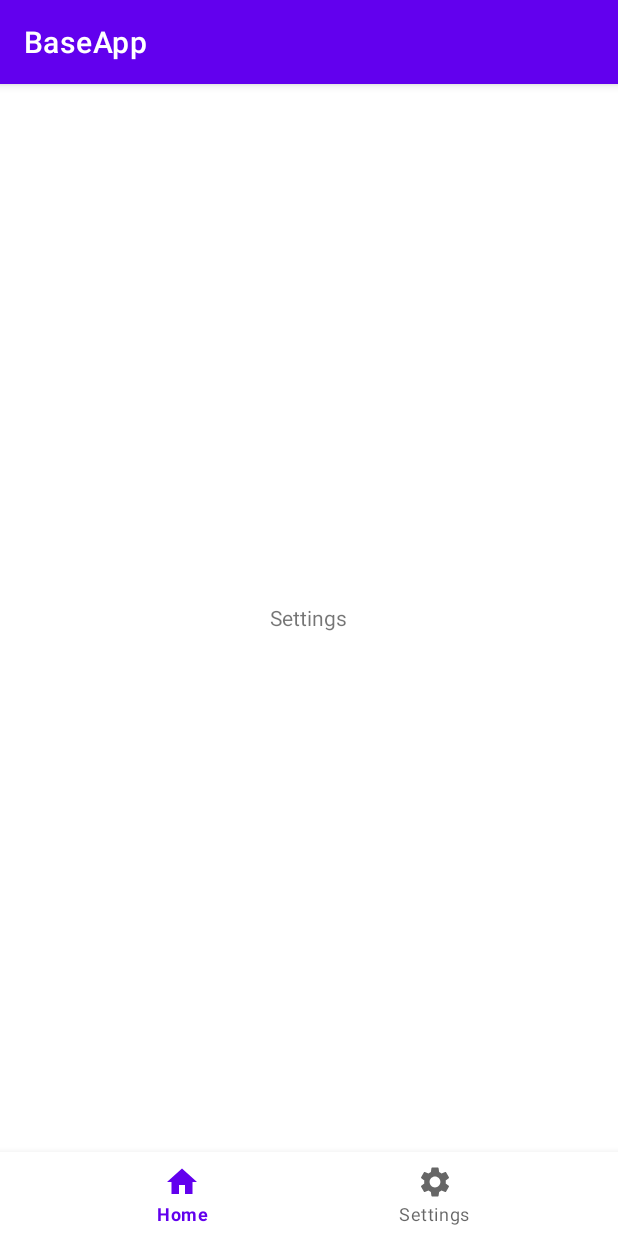
After one commit to passmanagerapp/BaseApp, an Android app: the SettingFragment screen opened through its navigation route, on a phone screen of 412 x 824 dp. The commit adds this screen. Run offline under Robolectric (Android 15) with nearby library versions, the phone set to English and light mode, and no system bars; our stand-ins replace Dagger/Hilt's generated code, data binding.

Commit message:
add bottom navigation, navigation component and 2 fragment

```diff
--- /dev/null
+++ b/app/src/main/java/com/akilincarslan/baseapp/ui/home/HomeFragment.kt
@@ -0,0 +1,20 @@
+package com.akilincarslan.baseapp.ui.home
+
+import android.os.Bundle
+import android.view.View
+import com.akilincarslan.baseapp.R
+import com.akilincarslan.baseapp.databinding.FragmentHomeBinding
+import com.akilincarslan.baseapp.ui.main.MainViewModel
+import com.akilincarslan.baseapp.utils.BaseInjectionFragment
+import dagger.hilt.android.AndroidEntryPoint
+
+@AndroidEntryPoint
+class HomeFragment : BaseInjectionFragment<FragmentHomeBinding,MainViewModel>() {
+
+    override fun getLayoutRes(): Int = R.layout.fragment_home
+    override fun getViewModelClass(): Class<MainViewModel> = MainViewModel::class.java
+
+    override fun onViewCreated(view: View, savedInstanceState: Bundle?) {
+        super.onViewCreated(view, savedInstanceState)
+    }
+}
--- a/app/src/main/java/com/akilincarslan/baseapp/ui/main/MainActivity.kt
+++ b/app/src/main/java/com/akilincarslan/baseapp/ui/main/MainActivity.kt
@@ -2,6 +2,8 @@ package com.akilincarslan.baseapp.ui.main
 
 import androidx.appcompat.app.AppCompatActivity
 import android.os.Bundle
+import androidx.navigation.NavController
+import androidx.navigation.fragment.NavHostFragment
 import com.akilincarslan.baseapp.R
 import com.akilincarslan.baseapp.databinding.ActivityMainBinding
 import com.akilincarslan.baseapp.utils.BaseInjectionActivity
@@ -11,7 +13,20 @@ import dagger.hilt.android.AndroidEntryPoint
 class MainActivity : BaseInjectionActivity<ActivityMainBinding,MainViewModel>() {
 
     override fun getLayoutRes(): Int = R.layout.activity_main
-
     override fun getViewModelClass(): Class<MainViewModel>  = MainViewModel::class.java
 
+    private lateinit var navController :NavController
+    override fun onCreate(savedInstanceState: Bundle?) {
+        super.onCreate(savedInstanceState)
+        navController = (supportFragmentManager.findFragmentById(R.id.nav_host_fragment) as NavHostFragment).navController
+        initBinding()
+    }
+
+    private fun initBinding() {
+        binding.bottomNavView.setOnItemSelectedListener {
+            navController.navigate(it.itemId)
+            return@setOnItemSelectedListener true
+        }
+    }
+
 }
--- /dev/null
+++ b/app/src/main/java/com/akilincarslan/baseapp/ui/setting/SettingFragment.kt
@@ -0,0 +1,20 @@
+package com.akilincarslan.baseapp.ui.setting
+
+import android.os.Bundle
+import android.view.View
+import com.akilincarslan.baseapp.R
+import com.akilincarslan.baseapp.databinding.FragmentSettingBinding
+import com.akilincarslan.baseapp.ui.main.MainViewModel
+import com.akilincarslan.baseapp.utils.BaseInjectionFragment
+import dagger.hilt.android.AndroidEntryPoint
+
+@AndroidEntryPoint
+class SettingFragment :BaseInjectionFragment<FragmentSettingBinding,MainViewModel>() {
+
+    override fun getLayoutRes(): Int = R.layout.fragment_setting
+    override fun getViewModelClass(): Class<MainViewModel> = MainViewModel::class.java
+
+    override fun onViewCreated(view: View, savedInstanceState: Bundle?) {
+        super.onViewCreated(view, savedInstanceState)
+    }
+}
--- /dev/null
+++ b/app/src/main/res/drawable/ic_baseline_home_24.xml
@@ -0,0 +1,5 @@
+<vector android:height="24dp" android:tint="#000000"
+    android:viewportHeight="24" android:viewportWidth="24"
+    android:width="24dp" xmlns:android="http://schemas.android.com/apk/res/android">
+    <path android:fillColor="@android:color/white" android:pathData="M10,20v-6h4v6h5v-8h3L12,3 2,12h3v8z"/>
+</vector>
--- /dev/null
+++ b/app/src/main/res/drawable/ic_baseline_settings_24.xml
@@ -0,0 +1,5 @@
+<vector android:height="24dp" android:tint="#000000"
+    android:viewportHeight="24" android:viewportWidth="24"
+    android:width="24dp" xmlns:android="http://schemas.android.com/apk/res/android">
+    <path android:fillColor="@android:color/white" android:pathData="M19.14,12.94c0.04,-0.3 0.06,-0.61 0.06,-0.94c0,-0.32 -0.02,-0.64 -0.07,-0.94l2.03,-1.58c0.18,-0.14 0.23,-0.41 0.12,-0.61l-1.92,-3.32c-0.12,-0.22 -0.37,-0.29 -0.59,-0.22l-2.39,0.96c-0.5,-0.38 -1.03,-0.7 -1.62,-0.94L14.4,2.81c-0.04,-0.24 -0.24,-0.41 -0.48,-0.41h-3.84c-0.24,0 -0.43,0.17 -0.47,0.41L9.25,5.35C8.66,5.59 8.12,5.92 7.63,6.29L5.24,5.33c-0.22,-0.08 -0.47,0 -0.59,0.22L2.74,8.87C2.62,9.08 2.66,9.34 2.86,9.48l2.03,1.58C4.84,11.36 4.8,11.69 4.8,12s0.02,0.64 0.07,0.94l-2.03,1.58c-0.18,0.14 -0.23,0.41 -0.12,0.61l1.92,3.32c0.12,0.22 0.37,0.29 0.59,0.22l2.39,-0.96c0.5,0.38 1.03,0.7 1.62,0.94l0.36,2.54c0.05,0.24 0.24,0.41 0.48,0.41h3.84c0.24,0 0.44,-0.17 0.47,-0.41l0.36,-2.54c0.59,-0.24 1.13,-0.56 1.62,-0.94l2.39,0.96c0.22,0.08 0.47,0 0.59,-0.22l1.92,-3.32c0.12,-0.22 0.07,-0.47 -0.12,-0.61L19.14,12.94zM12,15.6c-1.98,0 -3.6,-1.62 -3.6,-3.6s1.62,-3.6 3.6,-3.6s3.6,1.62 3.6,3.6S13.98,15.6 12,15.6z"/>
+</vector>
--- a/app/src/main/res/layout/activity_main.xml
+++ b/app/src/main/res/layout/activity_main.xml
@@ -12,10 +12,20 @@
         android:layout_height="match_parent"
         tools:context=".ui.main.MainActivity">
 
+        <androidx.fragment.app.FragmentContainerView
+            android:id="@+id/nav_host_fragment"
+            android:name="androidx.navigation.fragment.NavHostFragment"
+            android:layout_width="match_parent"
+            android:layout_above="@id/bottom_nav_view"
+            app:defaultNavHost="true"
+            app:navGraph="@navigation/nav_graph"
+            android:layout_height="match_parent"/>
+
        <com.google.android.material.bottomnavigation.BottomNavigationView
            android:id="@+id/bottom_nav_view"
            android:layout_width="match_parent"
            android:layout_height="wrap_content"
+           app:menu="@menu/bottom_menu"
            android:layout_alignParentBottom="true"/>
     </RelativeLayout>
 </layout>
--- /dev/null
+++ b/app/src/main/res/layout/fragment_home.xml
@@ -0,0 +1,19 @@
+<?xml version="1.0" encoding="utf-8"?>
+<layout xmlns:android="http://schemas.android.com/apk/res/android">
+
+    <data class="FragmentHomeBinding">
+
+    </data>
+
+    <RelativeLayout
+        android:layout_width="match_parent"
+        android:layout_height="match_parent">
+
+        <TextView
+            android:layout_width="wrap_content"
+            android:text="@string/home"
+            android:layout_centerInParent="true"
+            android:layout_height="wrap_content"/>
+
+    </RelativeLayout>
+</layout>
--- /dev/null
+++ b/app/src/main/res/layout/fragment_setting.xml
@@ -0,0 +1,19 @@
+<?xml version="1.0" encoding="utf-8"?>
+<layout xmlns:android="http://schemas.android.com/apk/res/android">
+
+    <data class="FragmentSettingBinding">
+
+    </data>
+
+    <RelativeLayout
+        android:layout_width="match_parent"
+        android:layout_height="match_parent">
+
+        <TextView
+            android:layout_width="wrap_content"
+            android:text="@string/setting"
+            android:layout_centerInParent="true"
+            android:layout_height="wrap_content"/>
+
+    </RelativeLayout>
+</layout>
--- /dev/null
+++ b/app/src/main/res/menu/bottom_menu.xml
@@ -0,0 +1,16 @@
+<?xml version="1.0" encoding="utf-8"?>
+<menu xmlns:android="http://schemas.android.com/apk/res/android"
+    xmlns:app="http://schemas.android.com/apk/res-auto">
+
+    <item
+        android:id="@+id/homeFragment"
+        android:title="@string/home"
+        android:icon="@drawable/ic_baseline_home_24"
+        app:showAsAction="ifRoom"/>
+
+    <item
+        android:id="@+id/settingFragment"
+        android:title="@string/setting"
+        android:icon="@drawable/ic_baseline_settings_24"
+        app:showAsAction="ifRoom"/>
+</menu>
--- /dev/null
+++ b/app/src/main/res/navigation/nav_graph.xml
@@ -0,0 +1,18 @@
+<?xml version="1.0" encoding="utf-8"?>
+<navigation xmlns:android="http://schemas.android.com/apk/res/android"
+    xmlns:app="http://schemas.android.com/apk/res-auto"
+    xmlns:tools="http://schemas.android.com/tools"
+    android:id="@+id/nav_graph"
+    app:startDestination="@id/homeFragment">
+
+    <fragment
+        android:id="@+id/homeFragment"
+        android:name="com.akilincarslan.baseapp.ui.home.HomeFragment"
+        android:label="HomeFragment"
+        tools:layout="@layout/fragment_home"/>
+    <fragment
+        android:id="@+id/settingFragment"
+        android:name="com.akilincarslan.baseapp.ui.setting.SettingFragment"
+        android:label="SettingFragment"
+        tools:layout="@layout/fragment_setting"/>
+</navigation>
--- a/app/src/main/res/values/strings.xml
+++ b/app/src/main/res/values/strings.xml
@@ -1,3 +1,5 @@
 <resources>
     <string name="app_name">BaseApp</string>
+    <string name="home">Home</string>
+    <string name="setting">Settings</string>
 </resources>
```
